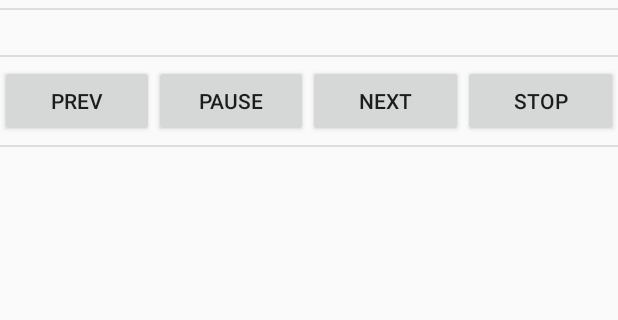
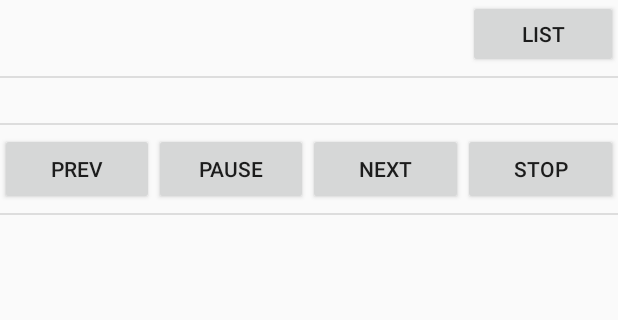
Before and after one commit to duarteCost/Assing5, an Android app: the layout activity_main.xml on its own in the app's theme, with its tools: preview values and no code run, on a phone screen of 412 x 824 dp, the part 29-349 px from its top. Run offline under Robolectric (Android 15) with nearby library versions, the phone set to English and light mode, and no system bars.

Commit message:
turn to the begin when click next in the last music turn to the end when click prev in the first music show na number of music and the name join the play and stop button into one single button
Possibility to return to playList ande choose another music and automaticly begian a new song and cancel the last

```diff
--- a/app/src/main/res/layout/activity_main.xml
+++ b/app/src/main/res/layout/activity_main.xml
@@ -7,10 +7,19 @@
     tools:context="com.example.duarte.mediaplayerandroid.MainActivity">
 
     <TextView
-        android:layout_width="wrap_content"
+        android:layout_width="150dp"
         android:layout_height="wrap_content"
         android:text="@string/exemplo_media_player"
         android:id="@+id/textV"/>
+
+    <Button
+        style="?android:attr/buttonStyleSmall"
+        android:layout_width="100dp"
+        android:layout_height="45dp"
+        android:text="@string/Menu"
+        android:id="@+id/MenuButton"
+        android:layout_gravity="right"
+        android:onClick="returnMenu"/>
 
     <View
         android:layout_width="match_parent"
--- a/app/src/main/res/values/strings.xml
+++ b/app/src/main/res/values/strings.xml
@@ -5,4 +5,5 @@
     <string name="next">Next</string>
     <string name="stop">Stop</string>
     <string name="Prev">prev</string>
+    <string name="Menu">List</string>
 </resources>
```
Also changed, not shown: app/src/main/java/com/example/duarte/mediaplayerandroid/ActivityList.java (+21 -1 lines), app/src/main/java/com/example/duarte/mediaplayerandroid/MainActivity.java (+51 -5 lines).
